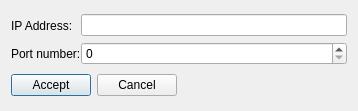
Old version of the form src/cexi/CEX_IDE/ConnectionConfig.ui in the repository alejandrodp/CEXI.
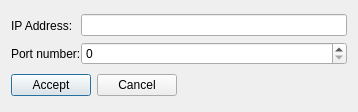
New version of the form.

Patch:
```diff
--- a/src/cexi/CEX_IDE/ConnectionConfig.ui
+++ b/src/cexi/CEX_IDE/ConnectionConfig.ui
@@ -7,7 +7,7 @@
     <x>0</x>
     <y>0</y>
     <width>358</width>
-    <height>111</height>
+    <height>112</height>
    </rect>
   </property>
   <property name="windowTitle">
```
